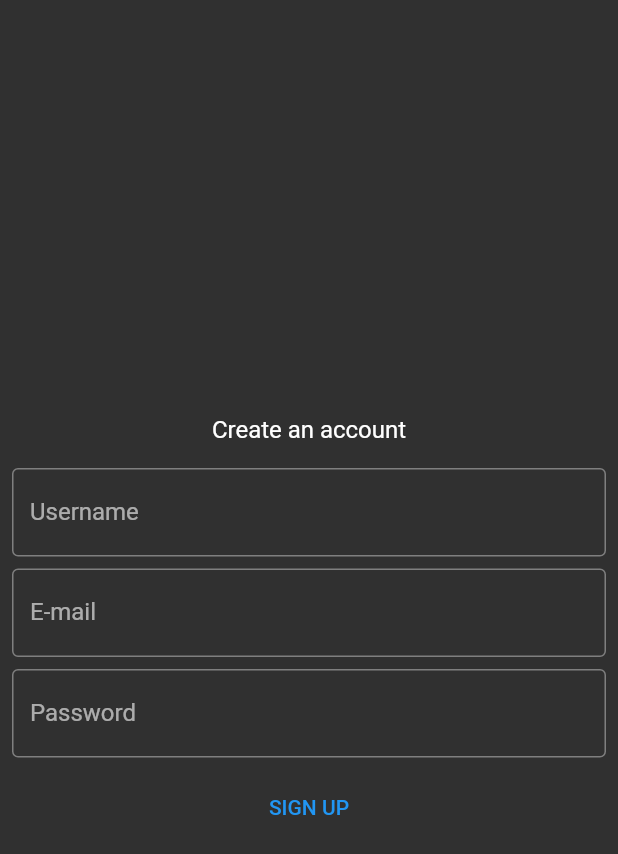
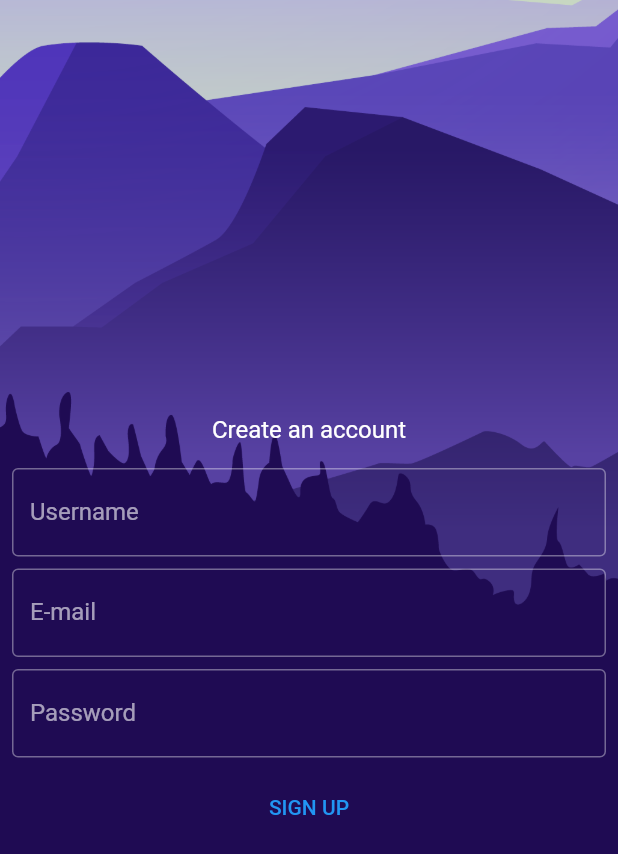
Before and after one commit to 229932Kucharski/DoItEverywhere_fitnessApp, a Flutter app: the screen it shows after launch, after a tap on "SIGN UP", on a phone screen of 412 x 824 dp. Shown: the top 854 px of the screen. Run offline on Flutter 3.47's test engine with Material 2 defaults, Android fonts, the light colour scheme and no system bars; our stand-ins replace google_fonts, parse_server_sdk_flutter, syncfusion_flutter_charts; network calls fail.

Commit message:
background for login, signup

```diff
--- a/lib/back4app/login.dart
+++ b/lib/back4app/login.dart
@@ -16,7 +16,14 @@
   @override
   Widget build(BuildContext context) {
     return Scaffold(
-        body: Center(
+        body: Container(
+      decoration: const BoxDecoration(
+        image: DecorationImage(
+          image: AssetImage("assets/background/bg_01_1.png"),
+          fit: BoxFit.cover,
+        ),
+      ),
+      child: Center(
         child: SingleChildScrollView(
           padding: const EdgeInsets.all(8),
           child: Column(
@@ -83,6 +90,7 @@
             ],
           ),
         ),
+      ),
     ));
   }
 
--- a/lib/back4app/sign_up.dart
+++ b/lib/back4app/sign_up.dart
@@ -16,7 +16,14 @@
   @override
   Widget build(BuildContext context) {
     return Scaffold(
-        body: Center(
+        body: Container(
+      decoration: const BoxDecoration(
+        image: DecorationImage(
+          image: AssetImage("assets/background/bg_01_1.png"),
+          fit: BoxFit.cover,
+        ),
+      ),
+      child: Center(
         child: SingleChildScrollView(
           padding: const EdgeInsets.all(8),
           child: Column(
@@ -26,7 +33,8 @@
                 height: 16,
               ),
               const Center(
-              child: Text('Create an account', style: TextStyle(fontSize: 16)),
+                child:
+                    Text('Create an account', style: TextStyle(fontSize: 16)),
               ),
               const SizedBox(
                 height: 16,
@@ -81,6 +89,7 @@
             ],
           ),
         ),
+      ),
     ));
   }
 
```
Lines whose indentation alone changed are shown as unchanged.
